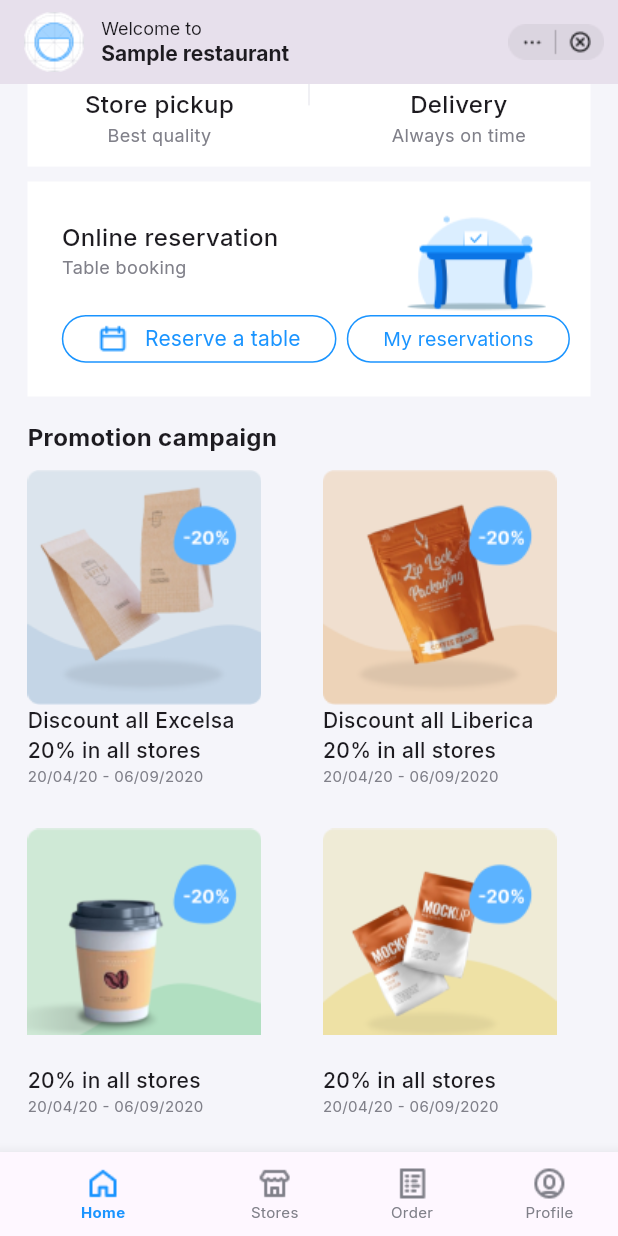
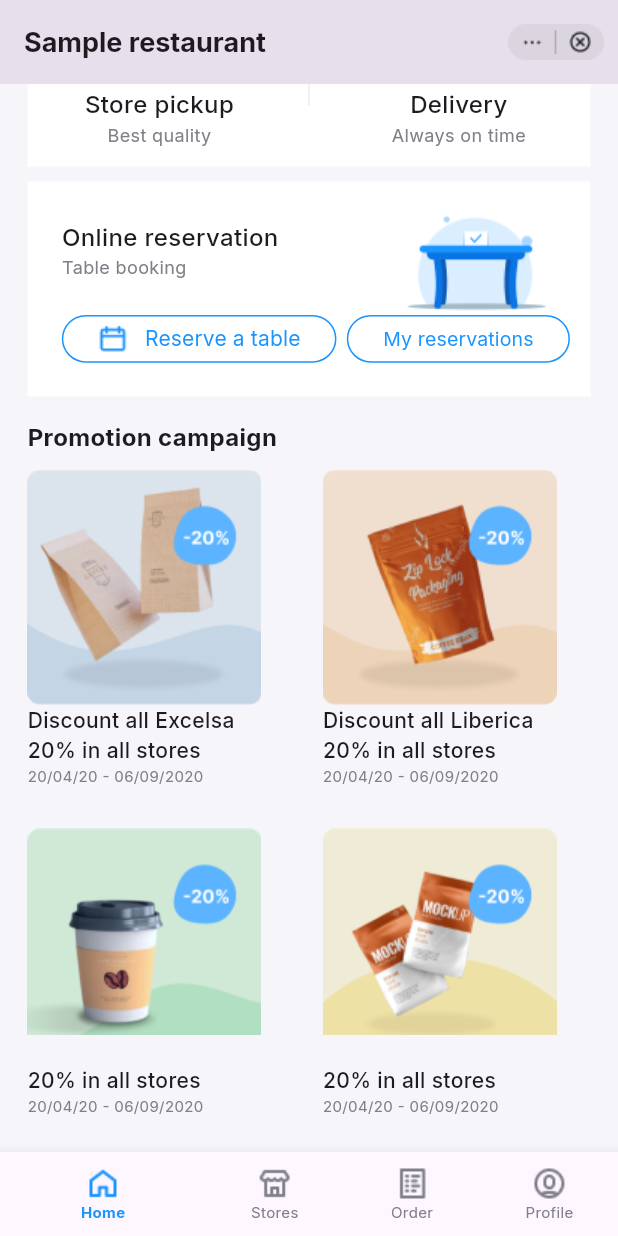
Before and after one commit to ManuelSena19/zaptek-tini, a Flutter app: the screen it shows after launch, scrolled down 242 dp, on a phone screen of 412 x 824 dp. Run offline on Flutter 3.47's test engine with Material 2 defaults, Android fonts, the phone set to English and light mode, and no system bars; our stand-ins replace google_fonts, smooth_page_indicator.

Commit message:
completed home page with the adjusted app bar

```diff
--- a/lib/pages/variant_1.dart
+++ b/lib/pages/variant_1.dart
@@ -23,11 +23,32 @@ class Variant1 extends StatefulWidget {
 }
 
 class _Variant1State extends State<Variant1> {
+  ScrollController scrollController = ScrollController();
+  double scrollPosition = 0;
+
+  scrollListener(){
+    setState(() {
+      scrollPosition = scrollController.position.pixels;
+    });
+  }
+  @override
+  void initState(){
+    scrollController.addListener(scrollListener);
+    super.initState();
+  }
+
+  @override
+  void dispose() {
+    scrollController.dispose();
+    super.dispose();
+  }
+
   @override
   Widget build(BuildContext context) {
     return Scaffold(
       backgroundColor: const Color.fromRGBO(245, 245, 250, 1),
-      appBar: AppBar(
+      appBar: scrollPosition == 0
+        ? AppBar(
         title: Row(
           children: [
             Image.asset('assets/logo.png'),
@@ -53,12 +74,23 @@ class _Variant1State extends State<Variant1> {
           Image.asset('assets/nav_pill.png'),
           SizedBox(width: horizontalConverter(8, context)),
         ],
+      )
+      : AppBar(
+        title: Text(
+          'Sample restaurant',
+          style: GoogleFonts.inter(
+              fontWeight: FontWeight.w700, fontSize: 18),
+        ),
+        actions: [
+          Image.asset('assets/nav_pill.png'),
+          SizedBox(width: horizontalConverter(8, context)),
+        ],
       ),
       body: Padding(
         padding:
             EdgeInsets.symmetric(horizontal: horizontalConverter(16, context)),
         child: ListView(
-          scrollDirection: Axis.vertical,
+          controller: scrollController,
           children: [
             Image.asset('assets/header.png'),
             SizedBox(height: verticalConverter(20, context)),
```
Also changed, not shown: lib/pages/variant_2.dart (deleted), lib/pages/variant_3.dart (deleted).
